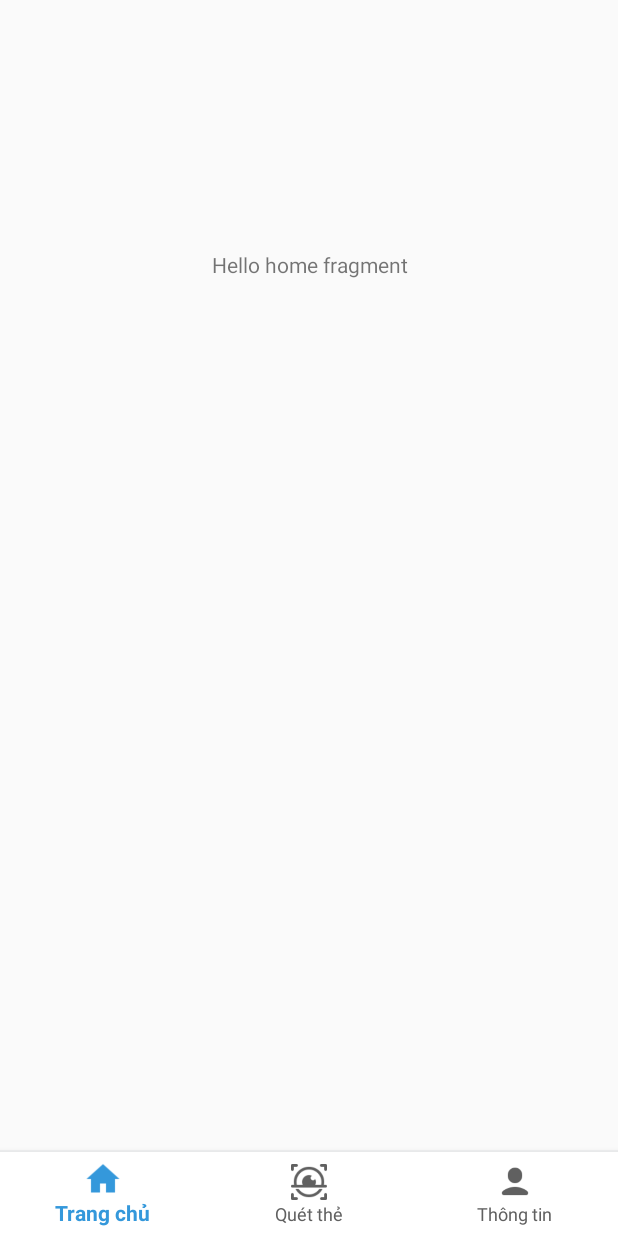
After one commit to the-document/Attendance-Manager, an Android app: the fragment HomeFragment placed in its activity, on a phone screen of 412 x 824 dp. The commit adds this screen. Run offline under Robolectric (Android 15) with nearby library versions, the light colour scheme and no system bars.

Commit message:
add fragment container, hide action bả

```diff
--- /dev/null
+++ b/CheckMeIn/app/src/main/java/com/example/nguyenhongphuc98/checkmein/HomeFragment.java
@@ -0,0 +1,29 @@
+package com.example.nguyenhongphuc98.checkmein;
+
+
+import android.os.Bundle;
+import android.support.v4.app.Fragment;
+import android.view.LayoutInflater;
+import android.view.View;
+import android.view.ViewGroup;
+
+
+/**
+ * A simple {@link Fragment} subclass.
+ */
+public class HomeFragment extends Fragment {
+
+
+    public HomeFragment() {
+        // Required empty public constructor
+    }
+
+
+    @Override
+    public View onCreateView(LayoutInflater inflater, ViewGroup container,
+                             Bundle savedInstanceState) {
+        // Inflate the layout for this fragment
+        return inflater.inflate(R.layout.fragment_home, container, false);
+    }
+
+}
--- a/CheckMeIn/app/src/main/java/com/example/nguyenhongphuc98/checkmein/Loading.java
+++ b/CheckMeIn/app/src/main/java/com/example/nguyenhongphuc98/checkmein/Loading.java
@@ -8,6 +8,6 @@ public class Loading extends AppCompatActivity {
     @Override
     protected void onCreate(Bundle savedInstanceState) {
         super.onCreate(savedInstanceState);
-        setContentView(R.layout.activity_home);
+        setContentView(R.layout.activity_loading);
     }
 }
--- /dev/null
+++ b/CheckMeIn/app/src/main/java/com/example/nguyenhongphuc98/checkmein/MainActivity.java
@@ -0,0 +1,50 @@
+package com.example.nguyenhongphuc98.checkmein;
+
+import android.os.Bundle;
+import android.support.annotation.NonNull;
+import android.support.annotation.Nullable;
+import android.support.design.widget.BottomNavigationView;
+import android.support.transition.FragmentTransitionSupport;
+import android.support.v4.app.Fragment;
+import android.support.v4.app.FragmentTransaction;
+import android.support.v7.app.AppCompatActivity;
+import android.view.MenuItem;
+import android.widget.FrameLayout;
+
+public class MainActivity extends AppCompatActivity {
+    private BottomNavigationView mMainNav;
+    private FrameLayout mMainFrame;
+
+    private HomeFragment homeFragment;
+
+    @Override
+    protected void onCreate(@Nullable Bundle savedInstanceState) {
+        super.onCreate(savedInstanceState);
+        setContentView(R.layout.activity_main);
+
+        getSupportActionBar().hide();
+
+        mMainNav = (BottomNavigationView) findViewById(R.id.bottom_navigation);
+        mMainFrame =(FrameLayout) findViewById(R.id.fragment_container);
+        homeFragment=new HomeFragment();
+
+        mMainNav.setOnNavigationItemSelectedListener(new BottomNavigationView.OnNavigationItemSelectedListener() {
+            @Override
+            public boolean onNavigationItemSelected(@NonNull MenuItem item) {
+
+                switch (item.getItemId()){
+                    case R.id.action_home:
+                        ReplaceFragment(homeFragment);
+                        return true;
+                }
+                return true;
+            }
+        });
+    }
+
+    private void ReplaceFragment(Fragment fragment){
+        FragmentTransaction fragmentTransition=getSupportFragmentManager().beginTransaction();
+        fragmentTransition.replace(R.id.fragment_container,fragment);
+        fragmentTransition.commit();
+    }
+}
--- a/CheckMeIn/app/src/main/res/layout/activity_home.xml
+++ b/CheckMeIn/app/src/main/res/layout/activity_main.xml
@@ -7,8 +7,18 @@
     android:backgroundTint="@color/backgroundColor">
 
 
+    <!--using for all fragment-->
+    <FrameLayout
+        android:id="@+id/fragment_container"
+        android:layout_width="match_parent"
+        android:layout_height="match_parent"
+        android:layout_above="@+id/line">
+    </FrameLayout>
 
+
+    <!--bottom bar (navigate)-->
     <View
+        android:id="@+id/line"
         android:layout_width="match_parent"
         android:layout_height="1dp"
         android:layout_above="@+id/bottom_navigation"
--- /dev/null
+++ b/CheckMeIn/app/src/main/res/layout/fragment_home.xml
@@ -0,0 +1,16 @@
+<?xml version="1.0" encoding="utf-8"?>
+<FrameLayout xmlns:android="http://schemas.android.com/apk/res/android"
+    xmlns:tools="http://schemas.android.com/tools"
+    android:layout_width="match_parent"
+    android:layout_height="match_parent"
+    tools:context=".HomeFragment">
+
+    <!-- TODO: Update blank fragment layout -->
+    <TextView
+        android:layout_width="match_parent"
+        android:layout_height="match_parent"
+        android:textAlignment="center"
+        android:paddingTop="250px"
+        android:text="@string/hello_home_fragment" />
+
+</FrameLayout>
--- a/CheckMeIn/app/src/main/res/menu/bottom_nav_menu.xml
+++ b/CheckMeIn/app/src/main/res/menu/bottom_nav_menu.xml
@@ -7,20 +7,20 @@
     <item
         android:id="@+id/action_home"
         android:icon="@drawable/icon_home"
-        android:title="Trang chủ"
+        android:title="@string/trang_chu"
         app:showAsAction="ifRoom" />
 
     <item
         android:id="@+id/action_scan"
         android:enabled="true"
         android:icon="@drawable/icon_scan"
-        android:title="Quét thẻ"
+        android:title="@string/quet_the"
         app:showAsAction="ifRoom" />
 
     <item
         android:id="@+id/action_info"
         android:enabled="true"
         android:icon="@drawable/icon_user"
-        android:title="Thông tin"
+        android:title="@string/thong_tin"
         app:showAsAction="ifRoom" />
 </menu>
--- a/CheckMeIn/app/src/main/res/values/strings.xml
+++ b/CheckMeIn/app/src/main/res/values/strings.xml
@@ -1,3 +1,11 @@
 <resources>
     <string name="app_name">CheckMeIn</string>
+
+    <!-- TODO: Remove or change this placeholder text -->
+    <string name="trang_chu">Trang chủ</string>
+    <string name="quet_the">Quét thẻ</string>
+    <string name="thong_tin">Thông tin</string>
+
+    <!-- TODO: Remove or change this placeholder text -->
+    <string name="hello_home_fragment">Hello home fragment</string>
 </resources>
```
Also changed, not shown: CheckMeIn/app/build.gradle (+12 -0 lines), CheckMeIn/app/src/main/AndroidManifest.xml (+8 -0 lines).
